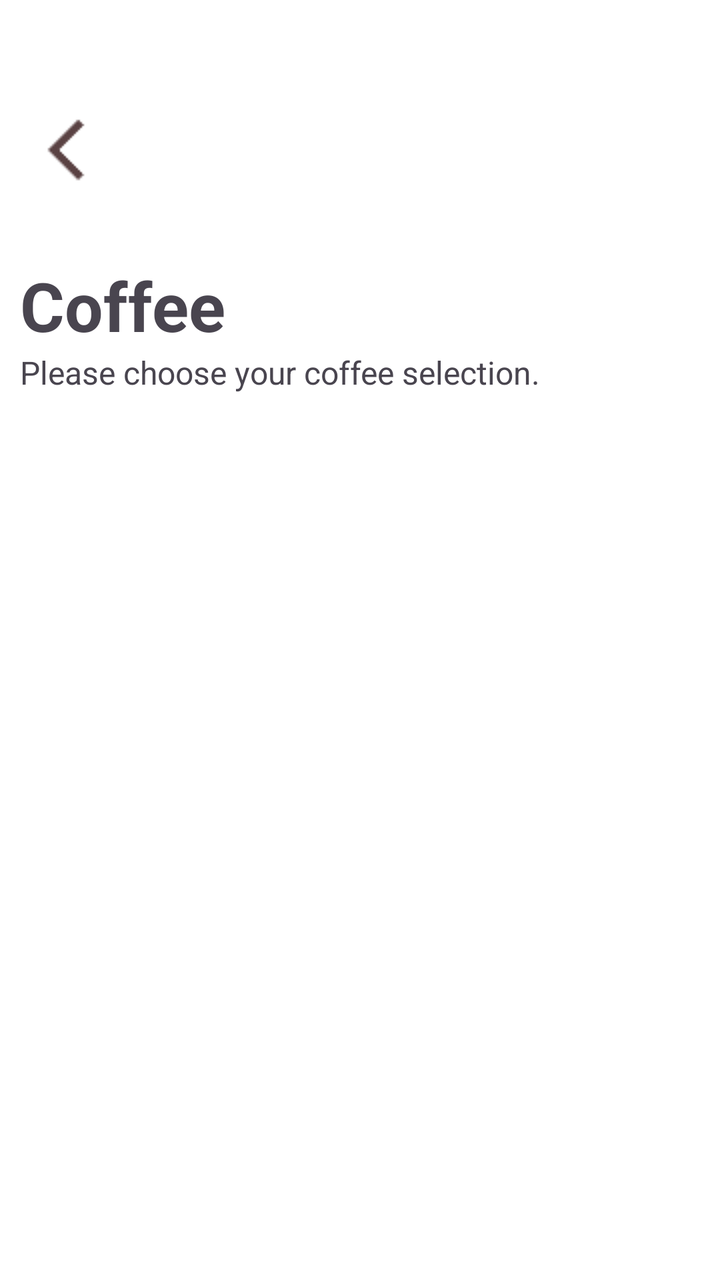
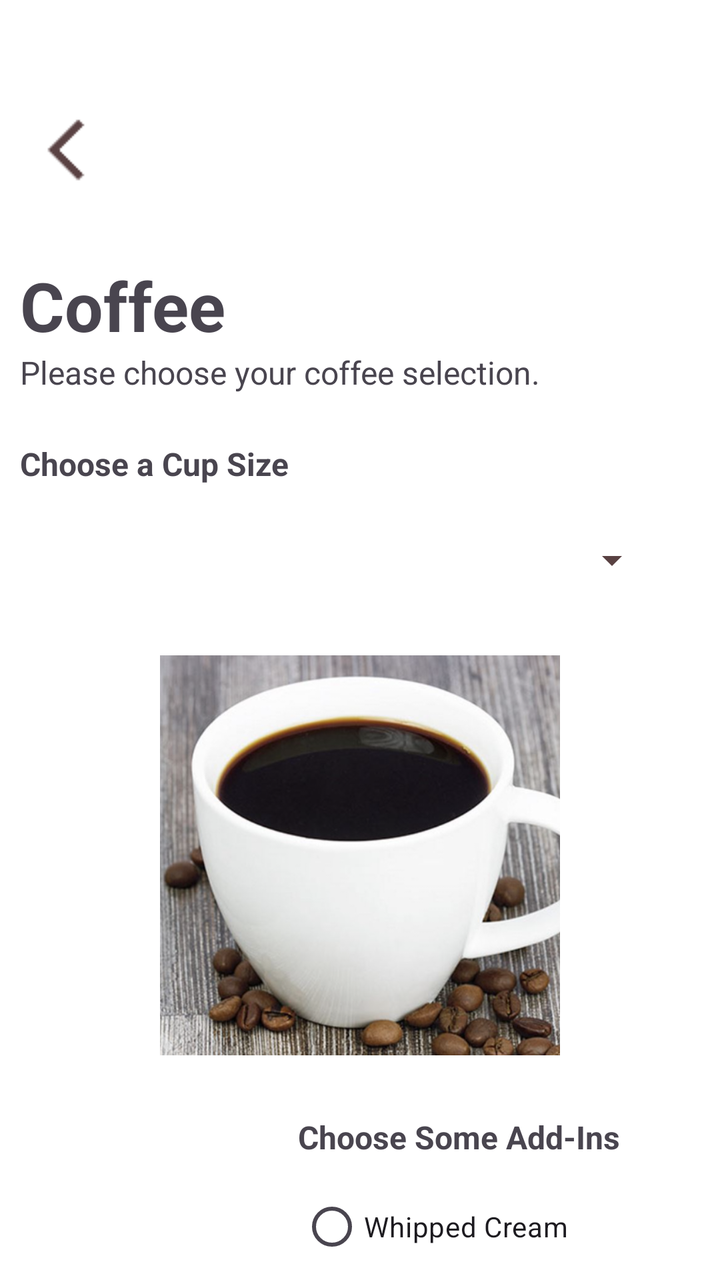

Compare the two renders of this Android layout. The source of the first and the diff that turns it into the second are given below.
<!-- AndroidManifest.xml: application theme Theme.Software_Meth_5 -->
<!-- res/layout/activity_coffee.xml -->
<?xml version="1.0" encoding="utf-8"?>
<LinearLayout xmlns:android="http://schemas.android.com/apk/res/android"
    xmlns:app="http://schemas.android.com/apk/res-auto"
    android:layout_width="match_parent"
    android:layout_height="match_parent"
    android:orientation="vertical">

    <LinearLayout
        android:layout_width="match_parent"
        android:layout_height="match_parent"
        android:background="#FFFFFF"
        android:orientation="vertical">

        <ImageButton
            android:id="@+id/backBtn"
            android:layout_width="68dp"
            android:layout_height="70dp"
            android:layout_marginTop="40dp"
            android:backgroundTint="#FFFFFF"
            app:srcCompat="@drawable/back" />

        <TextView
            android:id="@+id/coffeeText"
            android:layout_width="match_parent"
            android:layout_height="wrap_content"
            android:layout_marginTop="20dp"
            android:paddingLeft="10dp"
            android:text="Coffee"
            android:textSize="34sp"
            android:textStyle="bold" />

        <TextView
            android:id="@+id/textView2"
            android:layout_width="match_parent"
            android:layout_height="wrap_content"
            android:paddingLeft="10dp"
            android:text="Please choose your coffee selection."
            android:textSize="16sp" />

    </LinearLayout>

    <LinearLayout
        android:layout_width="match_parent"
        android:layout_height="match_parent"
        android:layout_weight="1"
        android:orientation="vertical">

        <Spinner
            android:id="@+id/spinnerCoffee"
            android:layout_width="match_parent"
            android:layout_height="wrap_content" />
    </LinearLayout>

</LinearLayout>
<!-- resources referenced by this layout -->
<resources>
  <!-- drawable back: png bitmap (drawable, 443 bytes) -->
  <style name="Theme.Software_Meth_5" parent="Base.Theme.Software_Meth_5" />
  <style name="Base.Theme.Software_Meth_5" parent="Theme.Material3.DayNight.NoActionBar">
          
          
      </style>
</resources>

<!-- the commit's change to res/layout/activity_coffee.xml (unified diff, before → after) -->
@@ -3,11 +3,12 @@
     xmlns:app="http://schemas.android.com/apk/res-auto"
     android:layout_width="match_parent"
     android:layout_height="match_parent"
+    android:background="#FFFFFF"
     android:orientation="vertical">
 
     <LinearLayout
         android:layout_width="match_parent"
-        android:layout_height="match_parent"
+        android:layout_height="221dp"
         android:background="#FFFFFF"
         android:orientation="vertical">
 
@@ -41,14 +42,148 @@
 
     <LinearLayout
         android:layout_width="match_parent"
-        android:layout_height="match_parent"
+        android:layout_height="0dp"
         android:layout_weight="1"
+        android:background="#FFFFFF"
         android:orientation="vertical">
+
+        <TextView
+            android:id="@+id/textView"
+            android:layout_width="match_parent"
+            android:layout_height="wrap_content"
+            android:paddingLeft="10dp"
+            android:text="Choose a Cup Size"
+            android:textSize="16sp"
+            android:textStyle="bold" />
 
         <Spinner
             android:id="@+id/spinnerCoffee"
+            android:layout_width="300dp"
+            android:layout_height="75dp"
+            android:layout_gravity="center"
+            android:backgroundTint="#594142" />
+
+        <ImageView
+            android:id="@+id/imageView"
+            android:layout_width="200dp"
+            android:layout_height="200dp"
+            android:layout_gravity="center_horizontal"
+            android:layout_marginTop="10dp"
+            android:scaleType="centerCrop"
+            app:srcCompat="@drawable/coffeepic" />
+
+        <TextView
+            android:id="@+id/textView3"
             android:layout_width="match_parent"
-            android:layout_height="wrap_content" />
+            android:layout_height="wrap_content"
+            android:layout_marginTop="10dp"
+            android:gravity="right"
+            android:paddingLeft="10dp"
+            android:paddingTop="20dp"
+            android:paddingRight="50dp"
+            android:paddingBottom="10dp"
+            android:text="Choose Some Add-Ins"
+            android:textSize="16sp"
+            android:textStyle="bold" />
+
+        <LinearLayout
+            android:layout_width="match_parent"
+            android:layout_height="252dp"
+            android:orientation="horizontal">
+
+            <LinearLayout
+                android:layout_width="match_parent"
+                android:layout_height="match_parent"
+                android:layout_weight="1"
+                android:gravity="center_vertical"
+                android:orientation="vertical">
+
+                <LinearLayout
+                    android:layout_width="match_parent"
+                    android:layout_height="50dp"
+                    android:layout_gravity="center"
+                    android:gravity="center"
+                    android:orientation="horizontal">
+
+                    <Button
+                        android:id="@+id/addBtn"
+                        android:layout_width="55dp"
+                        android:layout_height="wrap_content"
+                        android:layout_gravity="center_vertical"
+                        android:layout_marginRight="5dp"
+                        android:gravity="center"
+                        android:padding="2dp"
+                        android:text="+"
+                        android:textSize="20sp" />
+
+                    <TextView
+                        android:id="@+id/quantityText"
+                        android:layout_width="69dp"
+                        android:layout_height="50dp"
+                        android:layout_gravity="center_vertical"
+                        android:layout_marginRight="5dp"
+                        android:layout_weight="0"
+                        android:gravity="center"
+                        android:text="TextView" />
+
+                    <Button
+                        android:id="@+id/removeBtn"
+                        android:layout_width="54dp"
+                        android:layout_height="wrap_content"
+                        android:layout_gravity="center_vertical"
+                        android:gravity="center"
+                        android:text="-"
+                        android:textColor="#FFFFFF"
+                        android:textColorLink="#FFFFFF"
+                        android:textSize="20sp"
+                        app:opticalCenterEnabled="false" />
+                </LinearLayout>
+
+                <Button
+                    android:id="@+id/button"
+                    android:layout_width="161dp"
+                    android:layout_height="wrap_content"
+                    android:layout_gravity="center_horizontal"
+                    android:layout_marginTop="20dp"
+                    android:text="Add to Order" />
+            </LinearLayout>
+
+            <RadioGroup
+                android:layout_width="210dp"
+                android:layout_height="match_parent">
+
+                <RadioButton
+                    android:id="@+id/radioButton6"
+                    android:layout_width="match_parent"
+                    android:layout_height="wrap_content"
+                    android:text="Whipped Cream" />
+
+                <RadioButton
+                    android:id="@+id/radioButton4"
+                    android:layout_width="match_parent"
+                    android:layout_height="wrap_content"
+                    android:text="Vanilla" />
+
+                <RadioButton
+                    android:id="@+id/radioButton3"
+                    android:layout_width="match_parent"
+                    android:layout_height="wrap_content"
+                    android:text="Milk" />
+
+                <RadioButton
+                    android:id="@+id/radioButton2"
+                    android:layout_width="match_parent"
+                    android:layout_height="wrap_content"
+                    android:text="Mocha" />
+
+                <RadioButton
+                    android:id="@+id/radioButton"
+                    android:layout_width="match_parent"
+                    android:layout_height="wrap_content"
+                    android:text="Caramel" />
+            </RadioGroup>
+        </LinearLayout>
+
     </LinearLayout>
 
 </LinearLayout>
<!-- resource entries referenced after the edit -->
@@ -1,6 +1,7 @@
 <!-- resources referenced by this layout -->
 <resources>
   <!-- drawable back: png bitmap (drawable, 443 bytes) -->
+  <!-- drawable coffeepic: png bitmap (drawable, 409199 bytes) -->
   <style name="Theme.Software_Meth_5" parent="Base.Theme.Software_Meth_5" />
   <style name="Base.Theme.Software_Meth_5" parent="Theme.Material3.DayNight.NoActionBar">
           
